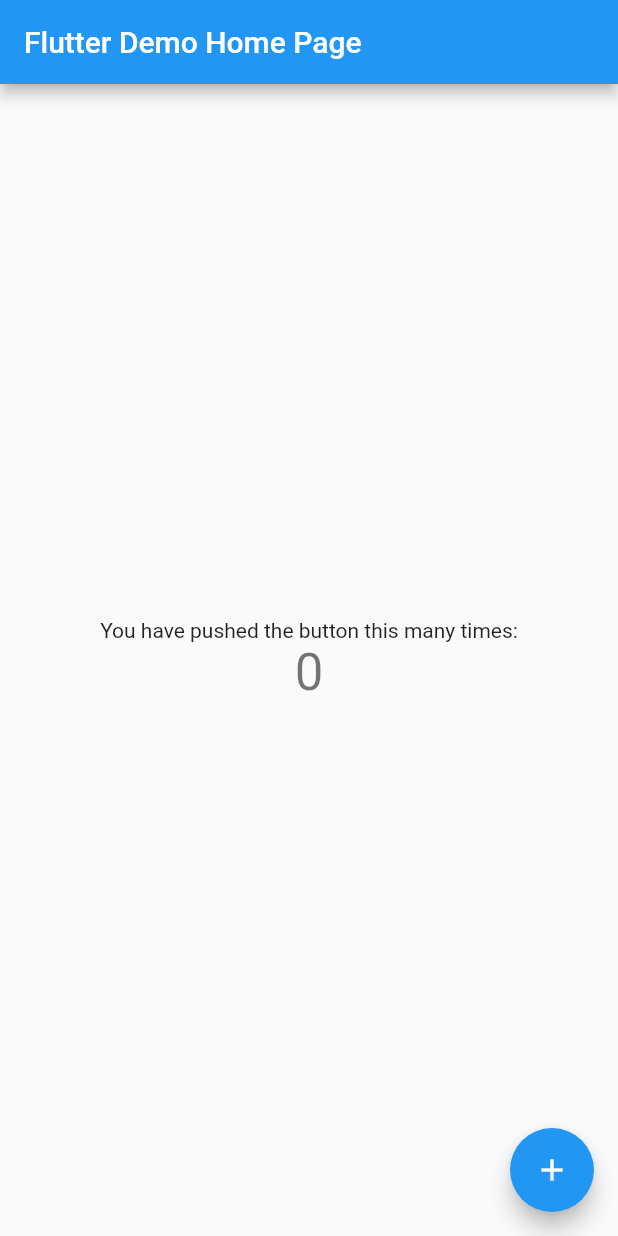
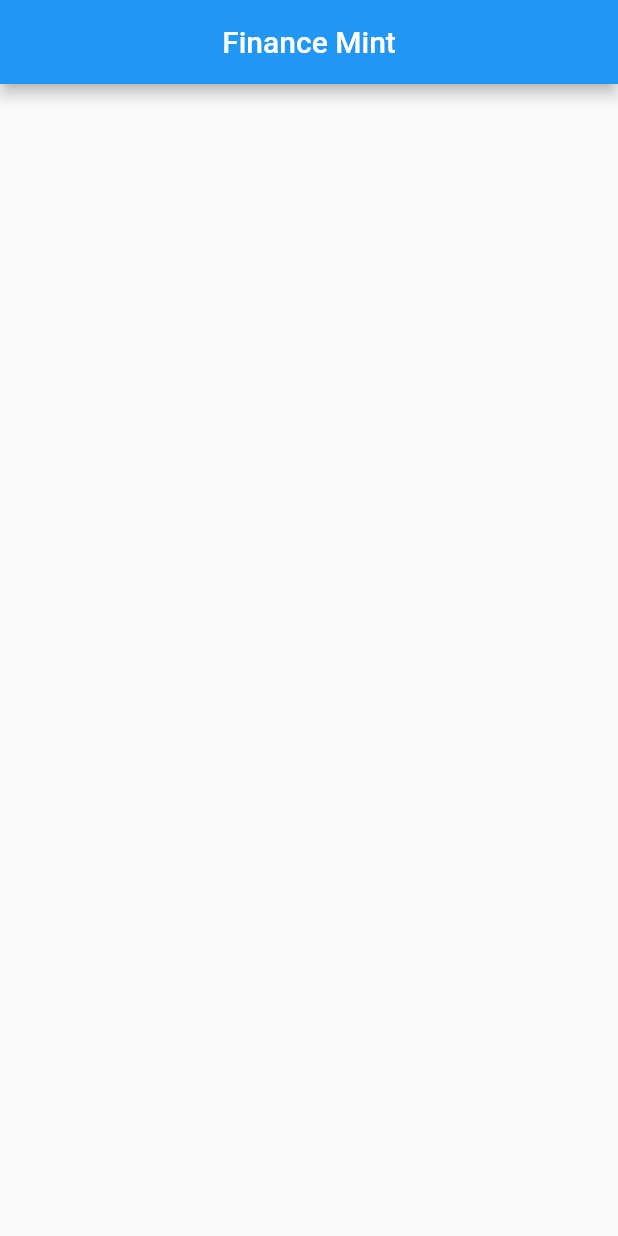
Before and after one commit to cmburch/MobileApps, a Flutter app: the screen it shows after launch, on a phone screen of 412 x 824 dp. Run offline on Flutter 3.47's test engine with Material 2 defaults, Android fonts, the phone set to English and light mode, and no system bars.

Commit message:
[finance_app_1]  added navbar

```diff
--- a/finance_app_1/lib/main.dart
+++ b/finance_app_1/lib/main.dart
@@ -10,106 +10,27 @@
   // This widget is the root of your application.
   @override
   Widget build(BuildContext context) {
-    return MaterialApp(
-      title: 'Flutter Demo',
-      theme: ThemeData(
-        // This is the theme of your application.
-        //
-        // Try running your application with "flutter run". You'll see the
-        // application has a blue toolbar. Then, without quitting the app, try
-        // changing the primarySwatch below to Colors.green and then invoke
-        // "hot reload" (press "r" in the console where you ran "flutter run",
-        // or simply save your changes to "hot reload" in a Flutter IDE).
-        // Notice that the counter didn't reset back to zero; the application
-        // is not restarted.
-        primarySwatch: Colors.blue,
-      ),
-      home: const MyHomePage(title: 'Flutter Demo Home Page'),
+    return const MaterialApp(
+      title: 'Flutter App',
+      home: MyHomePage(),
     );
   }
 }
 
-class MyHomePage extends StatefulWidget {
-  const MyHomePage({Key? key, required this.title}) : super(key: key);
-
-  // This widget is the home page of your application. It is stateful, meaning
-  // that it has a State object (defined below) that contains fields that affect
-  // how it looks.
-
-  // This class is the configuration for the state. It holds the values (in this
-  // case the title) provided by the parent (in this case the App widget) and
-  // used by the build method of the State. Fields in a Widget subclass are
-  // always marked "final".
-
-  final String title;
-
-  @override
-  State<MyHomePage> createState() => _MyHomePageState();
-}
-
-class _MyHomePageState extends State<MyHomePage> {
-  int _counter = 0;
-
-  void _incrementCounter() {
-    setState(() {
-      // This call to setState tells the Flutter framework that something has
-      // changed in this State, which causes it to rerun the build method below
-      // so that the display can reflect the updated values. If we changed
-      // _counter without calling setState(), then the build method would not be
-      // called again, and so nothing would appear to happen.
-      _counter++;
-    });
-  }
+class MyHomePage extends StatelessWidget {
+  const MyHomePage({Key? key}) : super(key: key);
+  static const String _appTitle = "Finance Mint";
 
   @override
   Widget build(BuildContext context) {
-    // This method is rerun every time setState is called, for instance as done
-    // by the _incrementCounter method above.
-    //
-    // The Flutter framework has been optimized to make rerunning build methods
-    // fast, so that you can just rebuild anything that needs updating rather
-    // than having to individually change instances of widgets.
     return Scaffold(
       appBar: AppBar(
-        // Here we take the value from the MyHomePage object that was created by
-        // the App.build method, and use it to set our appbar title.
-        title: Text(widget.title),
-      ),
-      body: Center(
-        // Center is a layout widget. It takes a single child and positions it
-        // in the middle of the parent.
-        child: Column(
-          // Column is also a layout widget. It takes a list of children and
-          // arranges them vertically. By default, it sizes itself to fit its
-          // children horizontally, and tries to be as tall as its parent.
-          //
-          // Invoke "debug painting" (press "p" in the console, choose the
-          // "Toggle Debug Paint" action from the Flutter Inspector in Android
-          // Studio, or the "Toggle Debug Paint" command in Visual Studio Code)
-          // to see the wireframe for each widget.
-          //
-          // Column has various properties to control how it sizes itself and
-          // how it positions its children. Here we use mainAxisAlignment to
-          // center the children vertically; the main axis here is the vertical
-          // axis because Columns are vertical (the cross axis would be
-          // horizontal).
-          mainAxisAlignment: MainAxisAlignment.center,
-          children: <Widget>[
-            const Text(
-              'You have pushed the button this many times:',
-            ),
-            Text(
-              '$_counter',
-              style: Theme.of(context).textTheme.headline4,
-            ),
-          ],
+        title: Container(
+          alignment: Alignment.center,
+          width: double.infinity,
+          child: const Text(_appTitle),
         ),
       ),
-      floatingActionButton: FloatingActionButton(
-        onPressed: _incrementCounter,
-        tooltip: 'Increment',
-        child: const Icon(Icons.add),
-      ), // This trailing comma makes auto-formatting nicer for build methods.
     );
   }
 }
```
